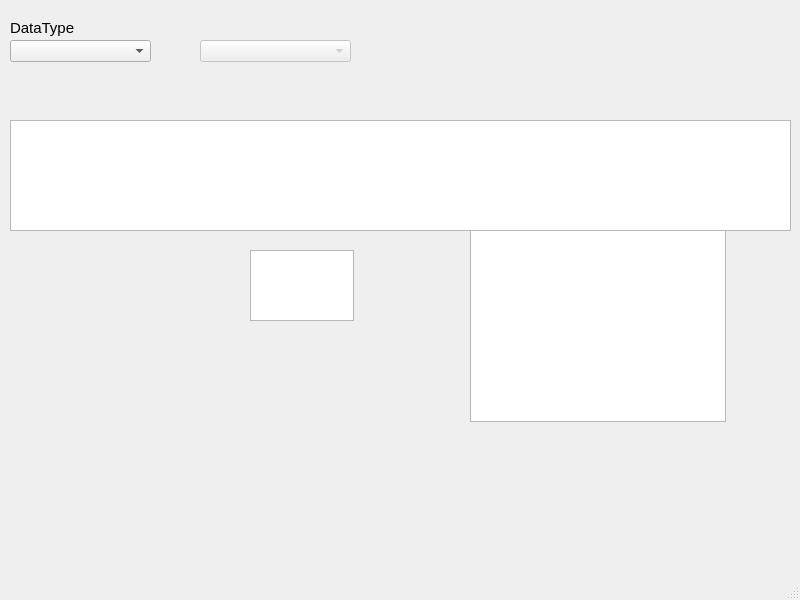
First picture: the form in ui/mainwindow.ui, repository salco/NoteEditorRPGMMV, before the edit.
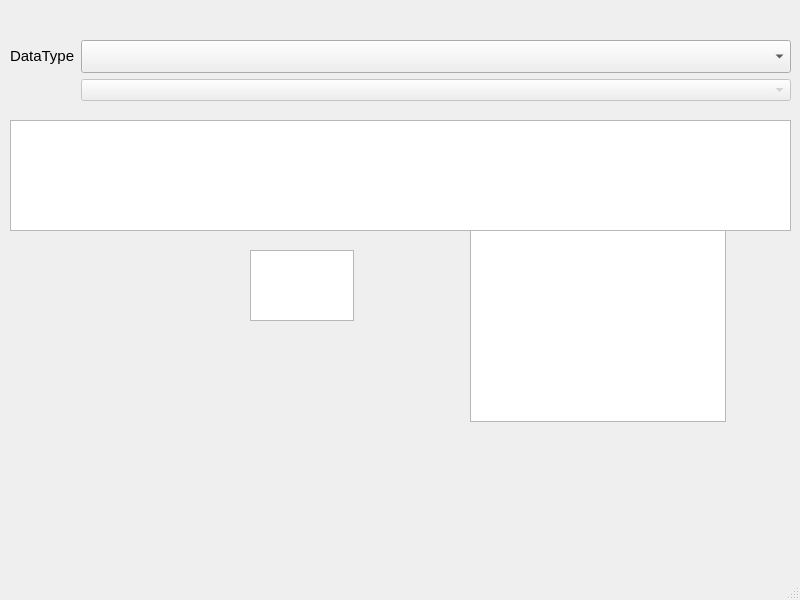
Second picture: the form after the edit. Custom widgets are drawn as their Qt base class.

Commit message: add detection for basic file

```diff
--- a/ui/mainwindow.ui
+++ b/ui/mainwindow.ui
@@ -50,30 +50,20 @@
      </rect>
     </property>
    </widget>
-   <widget class="QComboBox" name="comboBoxDataType">
+   <widget class="QWidget" name="horizontalLayoutWidget">
     <property name="geometry">
      <rect>
       <x>10</x>
       <y>40</y>
-      <width>141</width>
-      <height>22</height>
+      <width>781</width>
+      <height>80</height>
      </rect>
     </property>
-    <property name="font">
-     <font>
-      <pointsize>16</pointsize>
-     </font>
-    </property>
-   </widget>
+    <layout class="QHBoxLayout" name="horizontalLayout">
+     <item>
+      <layout class="QFormLayout" name="formLayout_2">
+       <item row="0" column="0">
    <widget class="QLabel" name="label">
-    <property name="geometry">
-     <rect>
-      <x>10</x>
-      <y>20</y>
-      <width>131</width>
-      <height>16</height>
-     </rect>
-    </property>
     <property name="font">
      <font>
       <pointsize>11</pointsize>
@@ -83,18 +73,26 @@
      <string>DataType</string>
     </property>
    </widget>
+       </item>
+       <item row="0" column="1">
+        <widget class="QComboBox" name="comboBoxDataType">
+         <property name="font">
+          <font>
+           <pointsize>16</pointsize>
+          </font>
+         </property>
+        </widget>
+       </item>
+       <item row="1" column="1">
    <widget class="QComboBox" name="comboBoxContext">
     <property name="enabled">
      <bool>false</bool>
     </property>
-    <property name="geometry">
-     <rect>
-      <x>200</x>
-      <y>40</y>
-      <width>151</width>
-      <height>22</height>
-     </rect>
-    </property>
+        </widget>
+       </item>
+      </layout>
+     </item>
+    </layout>
    </widget>
   </widget>
   <widget class="QMenuBar" name="menubar">
```
Lines whose indentation alone changed are shown as unchanged. The commit also changes 2 other files.
